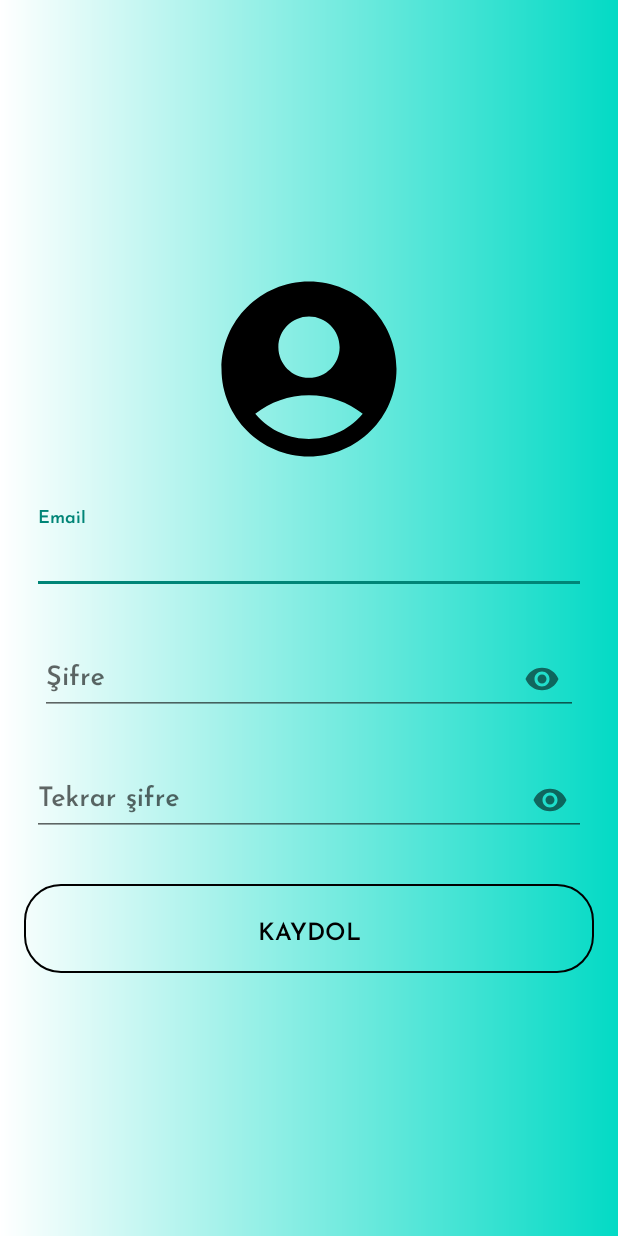
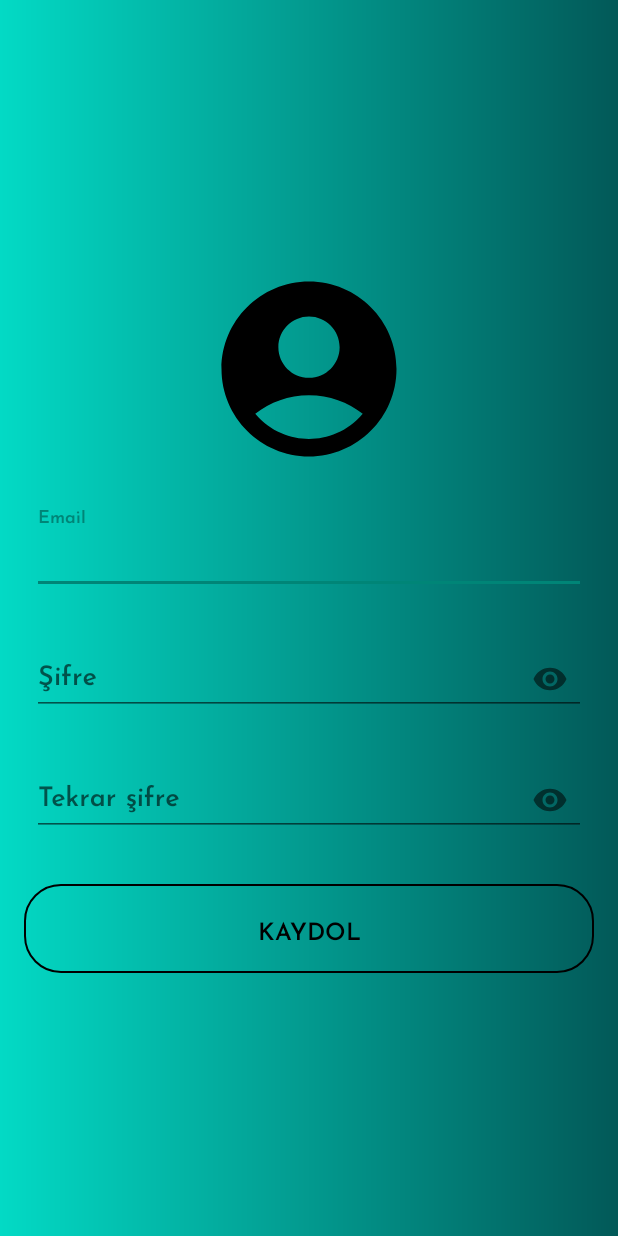
Before and after one commit to hincim/BitirmeProjesi, an Android app: the screen it shows after launch (SignUpActivity), after a tap on "KAYDOL", on a phone screen of 412 x 824 dp. Run offline under Robolectric (Android 15) with nearby library versions, the phone set to English and light mode, and no system bars; our stand-ins replace Dagger/Hilt's generated code, Firebase (no records; nobody signed in at launch, a user with empty details on screens opened directly), data binding; 2 other taps on this screen came first.

Commit message:
düzenlemeler yapıldı

```diff
--- a/app/src/main/java/com/example/muhendisliktasarimi/view/SplashActivity.kt
+++ b/app/src/main/java/com/example/muhendisliktasarimi/view/SplashActivity.kt
@@ -18,11 +18,11 @@
         setContentView(binding.root)
 
         ObjectAnimator.ofFloat(binding.imageView,"rotationY",0.0f,-360.0f).apply {
-            duration = 600
+            duration = 400
 
         }.start()
 
-        object : CountDownTimer(2000,1000){
+        object : CountDownTimer(700,400){
             override fun onTick(p0: Long) {
 
             }
--- a/app/src/main/res/drawable/sign_in_background.xml
+++ b/app/src/main/res/drawable/sign_in_background.xml
@@ -2,8 +2,8 @@
 <shape xmlns:android="http://schemas.android.com/apk/res/android">
 
     <gradient
-        android:startColor="@color/white"
-        android:endColor="@color/teal_200">
+        android:startColor="@color/teal_200"
+        android:endColor="#025958">
 
     </gradient>
 </shape>
--- a/app/src/main/res/layout/activity_sign_in.xml
+++ b/app/src/main/res/layout/activity_sign_in.xml
@@ -30,6 +30,7 @@
                 android:id="@+id/emailLayout"
                 android:layout_width="match_parent"
                 android:layout_height="wrap_content"
+                android:elevation="10dp"
                 android:layout_marginHorizontal="5dp"
                 android:layout_marginTop="24dp"
                 app:layout_constraintEnd_toEndOf="parent"
@@ -40,6 +41,7 @@
 
                 <com.google.android.material.textfield.TextInputEditText
                     android:id="@+id/email_input"
+                    android:padding="10dp"
                     android:layout_width="match_parent"
                     android:layout_height="wrap_content"
                     android:hint="Email"
@@ -52,6 +54,7 @@
                 android:layout_height="wrap_content"
                 android:layout_marginHorizontal="5dp"
                 android:layout_marginTop="24dp"
+                app:boxCornerRadiusBottomStart="10dp"
                 app:layout_constraintEnd_toEndOf="parent"
                 app:layout_constraintHorizontal_bias="0.5"
                 app:layout_constraintStart_toStartOf="parent"
@@ -60,6 +63,7 @@
 
                 <com.google.android.material.textfield.TextInputEditText
                     android:id="@+id/password_input"
+
                     android:layout_width="match_parent"
                     android:layout_height="wrap_content"
                     android:hint="Şifre"
--- a/app/src/main/res/layout/activity_sign_up.xml
+++ b/app/src/main/res/layout/activity_sign_up.xml
@@ -38,6 +38,15 @@
                 app:layout_constraintStart_toStartOf="parent"
                 app:layout_constraintTop_toBottomOf="@id/email_input"
                 >
+
+
+                <com.google.android.material.textfield.TextInputEditText
+                    android:id="@+id/email_input"
+                    android:layout_width="match_parent"
+                    android:layout_height="wrap_content"
+                    android:hint="Email"
+                    android:inputType="textEmailAddress" />
+            </com.google.android.material.textfield.TextInputLayout>
             <com.google.android.material.textfield.TextInputLayout
                 android:id="@+id/passwordLayout"
                 android:layout_width="match_parent"
@@ -56,15 +65,6 @@
                     android:layout_height="wrap_content"
                     android:hint="Şifre"
                     android:inputType="textPassword" />
-                </com.google.android.material.textfield.TextInputLayout>
-
-
-                <com.google.android.material.textfield.TextInputEditText
-                    android:id="@+id/email_input"
-                    android:layout_width="match_parent"
-                    android:layout_height="wrap_content"
-                    android:hint="Email"
-                    android:inputType="textEmailAddress" />
             </com.google.android.material.textfield.TextInputLayout>
 
             <com.google.android.material.textfield.TextInputLayout
--- a/app/src/main/res/layout/fragment_word_add.xml
+++ b/app/src/main/res/layout/fragment_word_add.xml
@@ -46,6 +46,9 @@
                 android:layout_marginEnd="32dp"
                 android:ems="10"
                 android:hint="İngilizce"
+                android:textColorHint="@color/gray"
+                android:background="@drawable/rounded_corner"
+                android:padding="10dp"
                 android:inputType="text"
                 android:textColor="#000000"
                 android:textColorHighlight="@color/teal_700"
@@ -81,6 +84,9 @@
                 android:layout_marginStart="32dp"
                 android:layout_marginTop="16dp"
                 android:layout_marginEnd="32dp"
+                android:background="@drawable/rounded_corner"
+                android:padding="10dp"
+                android:textColorHint="@color/gray"
                 android:ems="10"
                 android:hint="Türkçe"
                 android:inputType="text"
```
Also changed, not shown: app/src/main/res/drawable/rectangle_corner.xml (added, +7 -0 lines). Lines whose indentation alone changed are shown as unchanged.
